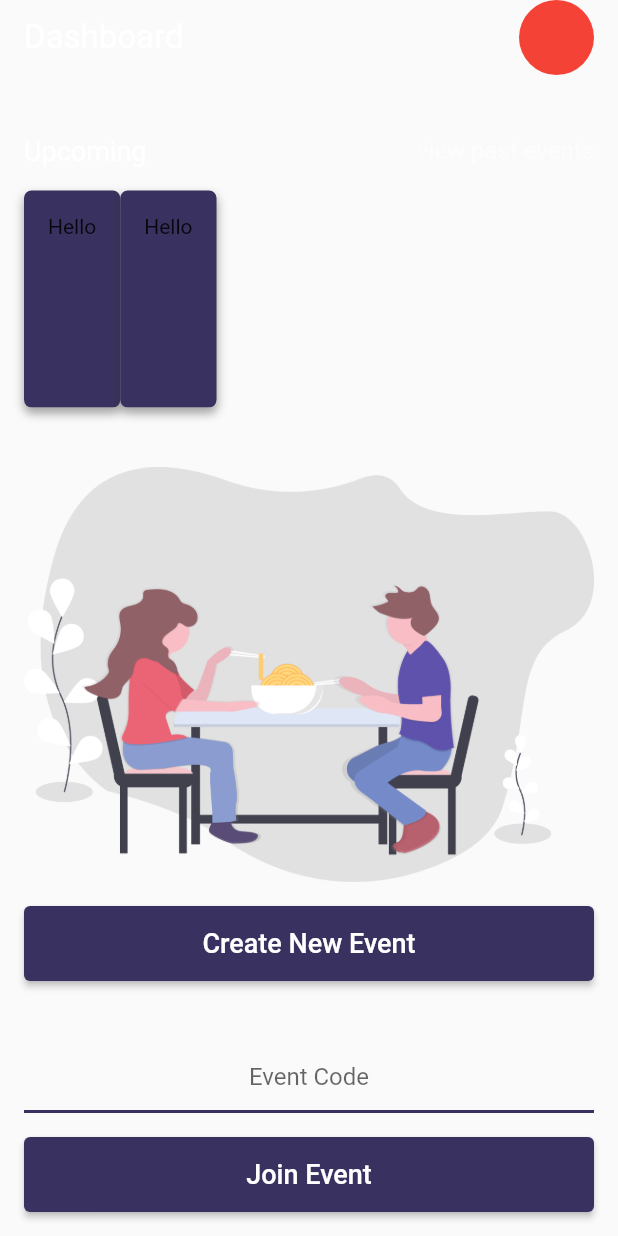
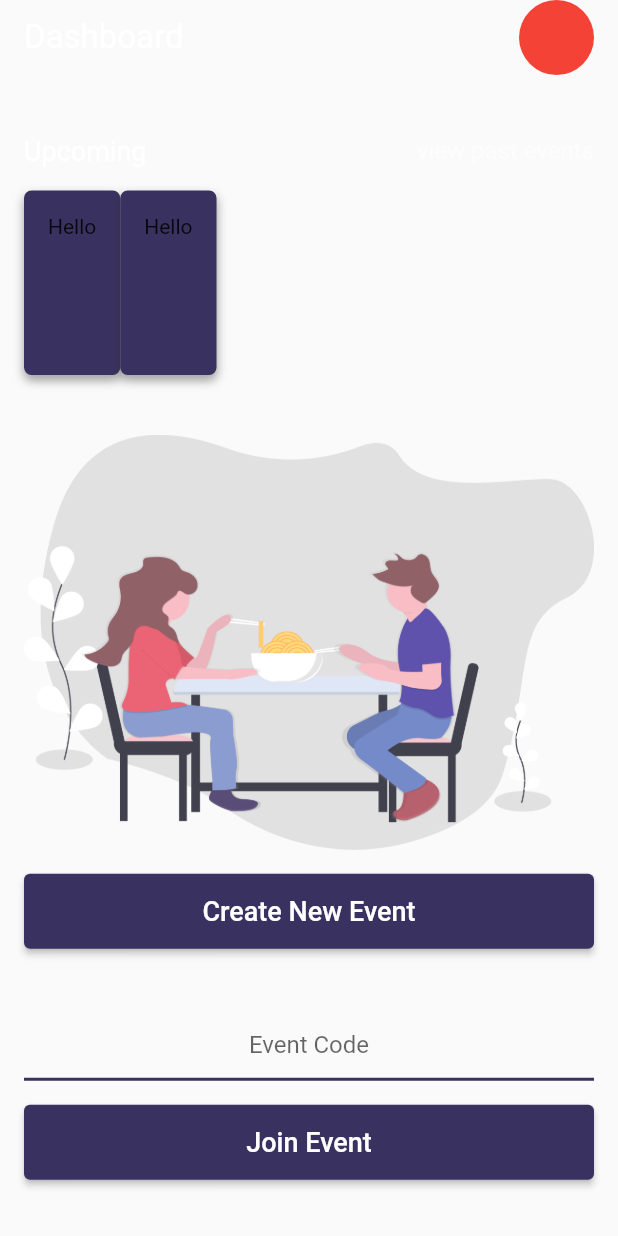
Before and after one commit to darionmh/chicken-tender, a Flutter app: the Dashboard widget shown alone on an empty page, opened directly, on a phone screen of 412 x 824 dp. Run offline on Flutter 3.47's test engine with Material 2 defaults, Android fonts, the phone set to English and light mode, and no system bars; our stand-ins replace firebase_auth, firebase_core, flutter_dotenv, flutter_svg, google_fonts, location; accounts and stored records are empty; network calls fail; Roboto replaces fonts that are missing (Prompt).

Commit message:
List is ok

```diff
--- a/lib/Dashboard/Dashboard.dart
+++ b/lib/Dashboard/Dashboard.dart
@@ -41,7 +41,10 @@ class _DashboardState extends State<Dashboard> {
                 ],
               ),
             ),
-            Expanded(child: Upcoming(),),
+            SizedBox(
+              height: 200,
+              child: Upcoming(),
+            ),
             Padding(
               padding: EdgeInsets.only(
                   left: PADDING, right: PADDING, top: 40, bottom: PADDING),
@@ -64,10 +67,10 @@ class _DashboardState extends State<Dashboard> {
                 style: TextStyle(color: WHITE),
                 decoration: InputDecoration(
                   hintText: 'Event Code',
-                  enabledBorder:UnderlineInputBorder(
+                  enabledBorder: UnderlineInputBorder(
                     borderSide: const BorderSide(color: PURPLE_DARK, width: 2),
                   ),
-                  focusedBorder:UnderlineInputBorder(
+                  focusedBorder: UnderlineInputBorder(
                     borderSide: const BorderSide(color: PURPLE_DARK, width: 2),
                   ),
                   focusColor: WHITE,
@@ -81,7 +84,9 @@ class _DashboardState extends State<Dashboard> {
                 onPressed: () => debugPrint('join'),
               ),
             ),
-            SizedBox(height: PADDING,)
+            SizedBox(
+              height: PADDING,
+            )
           ],
         ),
       ),
```
